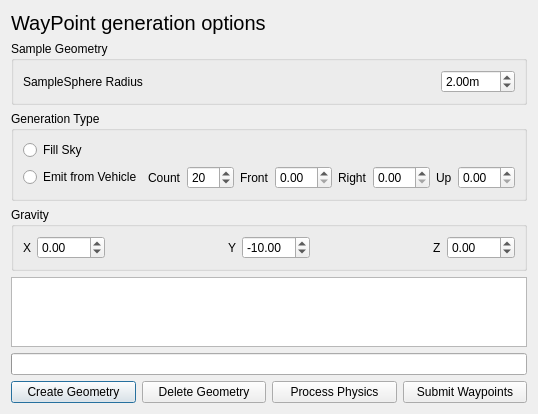
Qt form basestation/flightplannerphysicsdialog.ui (wpfhtl/octocopter) before a commit.
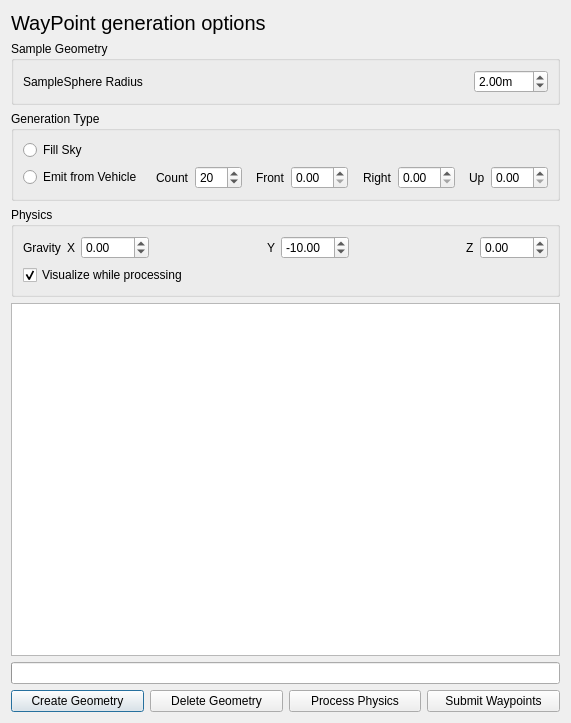
The same form after that commit.

Diff of the .ui file:
```diff
--- a/basestation/flightplannerphysicsdialog.ui
+++ b/basestation/flightplannerphysicsdialog.ui
@@ -6,14 +6,14 @@
    <rect>
     <x>0</x>
     <y>0</y>
-    <width>479</width>
-    <height>411</height>
+    <width>571</width>
+    <height>723</height>
    </rect>
   </property>
   <property name="windowTitle">
    <string>WayPoint Generation</string>
   </property>
-  <layout class="QVBoxLayout" name="verticalLayout">
+  <layout class="QVBoxLayout" name="verticalLayout_3">
    <item>
     <widget class="QLabel" name="label_2">
      <property name="font">
@@ -209,9 +209,18 @@
    <item>
     <widget class="QGroupBox" name="groupBox_2">
      <property name="title">
-      <string>Gravity</string>
+      <string>Physics</string>
      </property>
+     <layout class="QVBoxLayout" name="verticalLayout">
+      <item>
      <layout class="QHBoxLayout" name="horizontalLayout_2">
+        <item>
+         <widget class="QLabel" name="label_4">
+          <property name="text">
+           <string>Gravity</string>
+          </property>
+         </widget>
+        </item>
       <item>
        <widget class="QLabel" name="label_8">
         <property name="text">
@@ -289,6 +298,18 @@
         </property>
         <property name="maximum">
          <double>100.000000000000000</double>
+          </property>
+         </widget>
+        </item>
+       </layout>
+      </item>
+      <item>
+       <widget class="QCheckBox" name="mChkBoxVisualize">
+        <property name="text">
+         <string>Visualize while processing</string>
+        </property>
+        <property name="checked">
+         <bool>true</bool>
         </property>
        </widget>
       </item>
```
Lines whose indentation alone changed are shown as unchanged.
